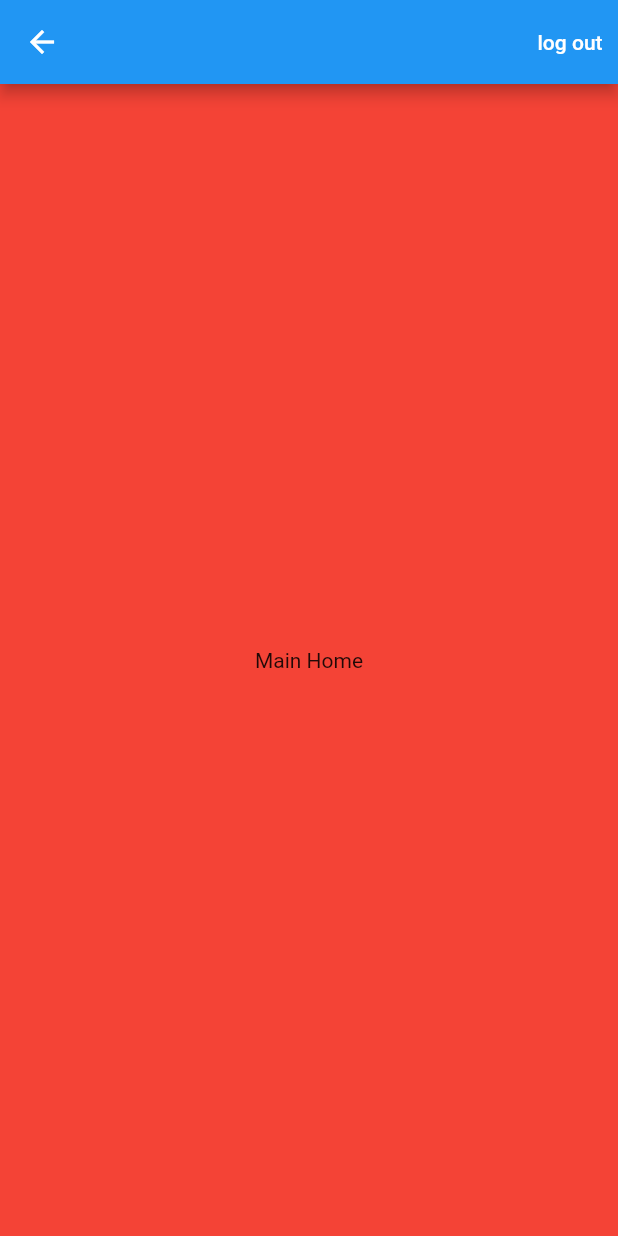
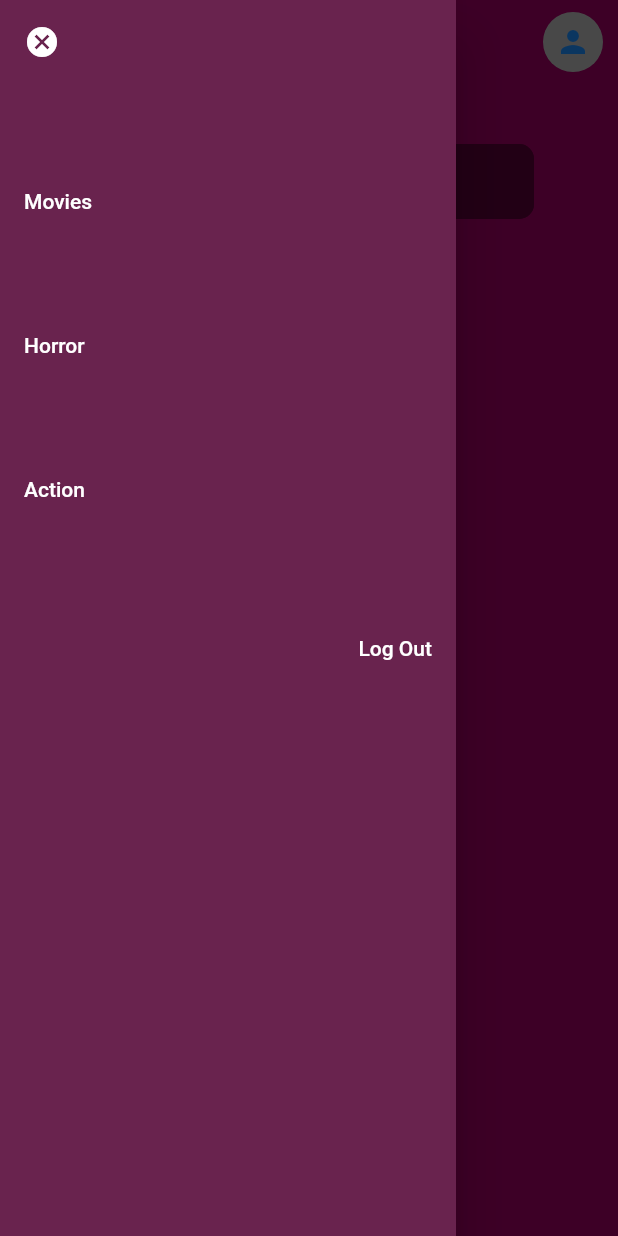
Before and after one commit to sublime247/my_movie_app, a Flutter app: the HomePage screen opened by its route, with the side drawer open (before the commit the screen has no drawer), on a phone screen of 412 x 824 dp. Run offline on Flutter 3.47's test engine with Material 2 defaults, Android fonts, the phone set to English and light mode, and no system bars; our stand-ins replace dio, firebase_auth, firebase_core, google_sign_in; accounts and stored records are empty; network calls fail.

Commit message:
getting movies

```diff
--- /dev/null
+++ b/lib/apis/search_movies_api.dart
@@ -0,0 +1,17 @@
+import 'dart:convert';
+import 'dart:developer';
+
+import 'package:dio/dio.dart';
+import 'package:my_movie_app/model/movie_collection.dart';
+
+Future<Movie> searchMovies(String search) async {
+  final Dio dio = Dio();
+  final reponse = await dio.get(
+      'https://api.themoviedb.org/3/search/multi?api_key=8fd9f7da67f9c8edcf2637b4d564d199&language=en-US&query=$search&page=1&include_adult=false');
+
+  final responseModel = jsonDecode(reponse.data);
+  log(responseModel);
+  return Movie.fromJson(responseModel);
+
+  // print(responseModel);
+}
--- a/lib/main.dart
+++ b/lib/main.dart
@@ -12,8 +12,10 @@ Future<void> main() async {
   await Firebase.initializeApp(
     options: DefaultFirebaseOptions.currentPlatform,
   );
-  runApp(MaterialApp(
-    initialRoute: '/home',
+ runApp(
+    MaterialApp(
+     debugShowCheckedModeBanner: false,
+    initialRoute: '/main-home',
     routes: {
       '/home':(context) => const HomePage(),
        '/login':(context) => const LoginScreen(),
--- a/lib/screen/home_screen.dart
+++ b/lib/screen/home_screen.dart
@@ -6,6 +6,7 @@ import 'package:my_movie_app/screen/login_screen.dart';
 import 'package:my_movie_app/screen/main_screen.dart';
 import 'package:my_movie_app/screen/signup_screen.dart';
 import 'package:my_movie_app/screen/verify.dart';
+import 'package:my_movie_app/services/auth_service.dart';
 
 class HomePage extends StatelessWidget {
   const HomePage({super.key});
@@ -14,21 +15,19 @@ class HomePage extends StatelessWidget {
   Widget build(BuildContext context) {
     return Scaffold(
         body: FutureBuilder(
-      future: Firebase.initializeApp(
-        options: DefaultFirebaseOptions.currentPlatform,
-      ),
+      future: AuthService.firebase().initialize(),
       builder: (context, snapshot) {
         switch (snapshot.connectionState) {
           case ConnectionState.done:
-            final user = FirebaseAuth.instance.currentUser;
-            if(user != null){
-              if(user.emailVerified){
+            final user = AuthService.firebase().currentUser;
+            if (user != null) {
+              if (user.isEmailVErified) {
                 return const MainHome();
-              }else{
-                return const VerifyEmail();
+              } else {
+                // return const VerifyEmail();
               }
             }
-              return const LoginScreen();
+            return const LoginScreen();
 
           default:
             return const Text('Loading...');
--- a/lib/screen/main_screen.dart
+++ b/lib/screen/main_screen.dart
@@ -1,30 +1,138 @@
-import 'package:firebase_auth/firebase_auth.dart';
-import 'package:firebase_core/firebase_core.dart';
 import 'package:flutter/material.dart';
-import 'package:flutter/src/widgets/container.dart';
-import 'package:flutter/src/widgets/framework.dart';
+import 'package:my_movie_app/services/auth_service.dart';
+import 'package:my_movie_app/widgets/movies_result.dart';
 
-class MainHome extends StatelessWidget {
+class MainHome extends StatefulWidget {
   const MainHome({super.key});
 
   @override
+  State<MainHome> createState() => _MainHomeState();
+}
+
+class _MainHomeState extends State<MainHome> {
+  @override
   Widget build(BuildContext context) {
     return Scaffold(
-      appBar: AppBar(actions: [
-        TextButton(
-            onPressed: () async {
-              await FirebaseAuth.instance.signOut();
-              Navigator.of(context)
-                  .pushNamedAndRemoveUntil('/login', (route) => false);
-            },
-            child: Text('log out', style: TextStyle(color: Colors.white),))
-      ]),
-      body: Container(
-        color: Colors.red,
-        child: const Center(
-          child: Text('Main Home'),
+        backgroundColor: Color(0xFF840052),
+        appBar: AppBar(
+          backgroundColor: Color(0xFF840052),
+          elevation: 0,
+          actions: [
+            Container(
+              margin: const EdgeInsets.only(right: 10),
+              child: const CircleAvatar(
+                radius: 20,
+                backgroundColor: Colors.grey,
+                child: Icon(Icons.person),
+              ),
+            )
+          ],
         ),
-      ),
-    );
+        drawer: Drawer(
+          backgroundColor: Color.fromARGB(255, 105, 35, 78),
+          child: ListView(
+            children: <Widget>[
+              ListTile(
+                title: Row(
+                  mainAxisAlignment: MainAxisAlignment.start,
+                  children: const [
+                    Icon(
+                      Icons.cancel,
+                      color: Colors.white,
+                    ),
+                  ],
+                ),
+                onTap: () {
+                  // Navigate to item 1 page
+                  Navigator.of(context).pop();
+                },
+              ),
+              SizedBox(
+                height: 50,
+              ),
+              ListTile(
+                title: const Text(
+                  'Movies',
+                  style: TextStyle(color: Colors.white),
+                ),
+                onTap: () {
+                  // Navigate to item 1 page
+                },
+              ),
+              SizedBox(
+                height: 40,
+              ),
+              ListTile(
+                title: Text('Horror', style: TextStyle(color: Colors.white)),
+                onTap: () {
+                  // Navigate to item 2 page
+                },
+              ),
+              SizedBox(
+                height: 40,
+              ),
+              ListTile(
+                title: Text('Action', style: TextStyle(color: Colors.white)),
+                onTap: () {
+                  AuthService.firebase().signOut();
+                  // Navigate to item 3 page
+                },
+              ),
+              SizedBox(
+                height: 50,
+              ),
+              ListTile(
+                title: Row(
+                  mainAxisAlignment: MainAxisAlignment.end,
+                  children: [
+                    Text('Log Out', style: TextStyle(color: Colors.white)),
+                  ],
+                ),
+                onTap: () {
+                  AuthService.firebase().signOut();
+                  // Navigate to item 3 page
+                },
+              ),
+            ],
+          ),
+        ),
+        body: SafeArea(
+          child: Column(
+            children: [
+              const SizedBox(
+                height: 40,
+              ),
+              Row(
+                mainAxisAlignment: MainAxisAlignment.center,
+                children: [
+                  SizedBox(
+                    width: 300,
+                    height: 50,
+                    child: TextField(
+                      decoration: InputDecoration(
+                        prefixIcon: Icon(Icons.search, color: Colors.grey[400]),
+                        hintText: 'Search movies, series',
+                        hintStyle: TextStyle(color: Colors.grey[400]),
+                        fillColor: Color.fromARGB(255, 75, 0, 46),
+                        filled: true,
+                        enabledBorder: OutlineInputBorder(
+                          borderRadius: BorderRadius.circular(10),
+                          borderSide: BorderSide(
+                            color: Color.fromARGB(255, 75, 0, 46),
+                          ),
+                        ),
+                        focusedBorder: OutlineInputBorder(
+                          borderRadius: BorderRadius.circular(10),
+                          borderSide: BorderSide(color: Colors.grey),
+                        ),
+                      ),
+                    ),
+                  ),
+                ],
+              ),
+             const MovieResult()
+            ],
+          ),
+        ));
   }
 }
--- a/lib/screen/verify.dart
+++ b/lib/screen/verify.dart
@@ -1,5 +1,6 @@
 import 'package:firebase_auth/firebase_auth.dart';
 import 'package:flutter/material.dart';
+import 'package:my_movie_app/services/auth_service.dart';
 
 class VerifyEmail extends StatelessWidget {
   const VerifyEmail({super.key});
@@ -13,8 +14,7 @@ class VerifyEmail extends StatelessWidget {
           const Text('veriify your email'),
           TextButton(
               onPressed: () async {
-                final user = FirebaseAuth.instance.currentUser;
-                await user!.sendEmailVerification();
+                await AuthService.firebase().sendEmailVerification();
               },
               child: const Center(child: Text('click here to verify')))
         ],
--- /dev/null
+++ b/lib/widgets/movies_result.dart
@@ -0,0 +1,32 @@
+import 'package:flutter/material.dart';
+import 'package:my_movie_app/apis/search_movies_api.dart';
+
+class MovieResult extends StatefulWidget {
+  const MovieResult({super.key});
+
+  @override
+  State<MovieResult> createState() => _MovieResultState();
+}
+
+class _MovieResultState extends State<MovieResult> {
+  @override
+  Widget build(BuildContext context) {
+    return FutureBuilder(
+      future: searchMovies('batman'),
+      builder: (context, snapshot){
+        switch (snapshot.hasData) {
+          case true:
+            return ListView.builder(
+              itemCount: snapshot.data.length,
+              itemBuilder: (context, index){
+                return ListTile(
+                  title: Text(snapshot.data[index].title),
+                );
+              },
+            );
+          default:
+            return const Text('Loading...');
+        }
+      });
+  }
+}
--- a/pubspec.yaml
+++ b/pubspec.yaml
@@ -19,6 +19,8 @@ dependencies:
   flutter_staggered_grid_view: ^0.6.2
   firebase_core: ^2.4.1
   firebase_auth: ^4.2.4
+  google_sign_in: ^5.4.2
+  dio: ^4.0.6
 
 dev_dependencies:
   flutter_test:
```
Also changed, not shown: lib/model/movie_collection.dart (added, +35 -0 lines), lib/screen/login_screen.dart (+15 -11 lines), lib/screen/signup_screen.dart (+30 -16 lines), lib/services/auth_provider.dart (+31 -0 lines), lib/services/auth_service.dart (+8 -0 lines), pubspec.lock.
